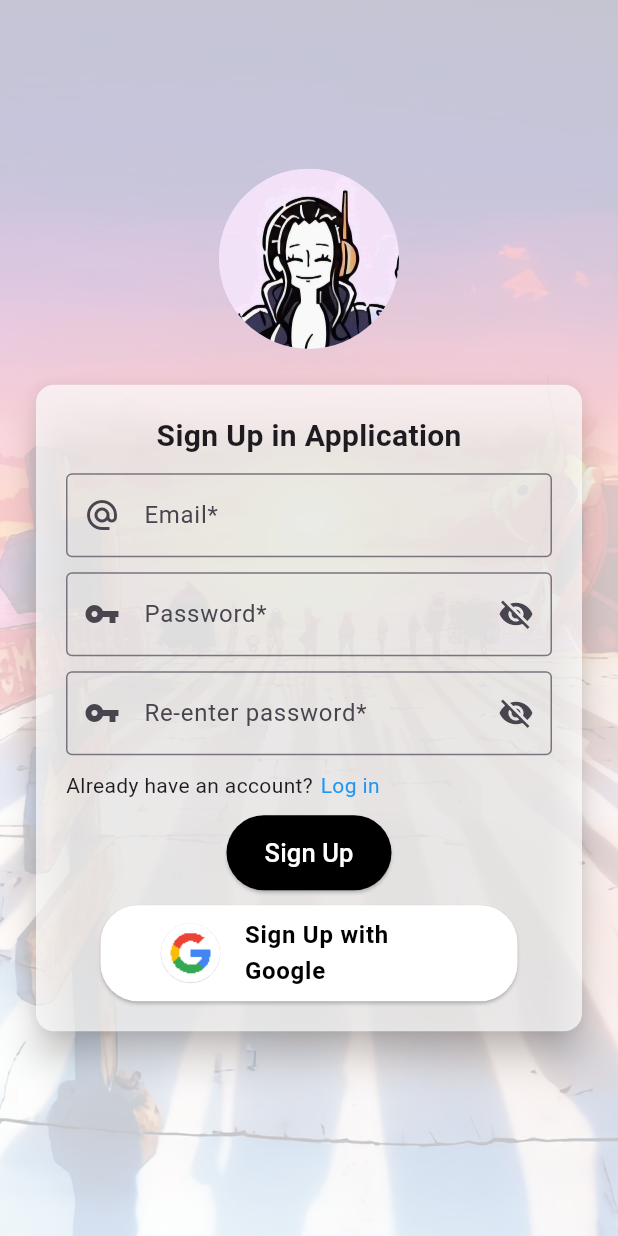
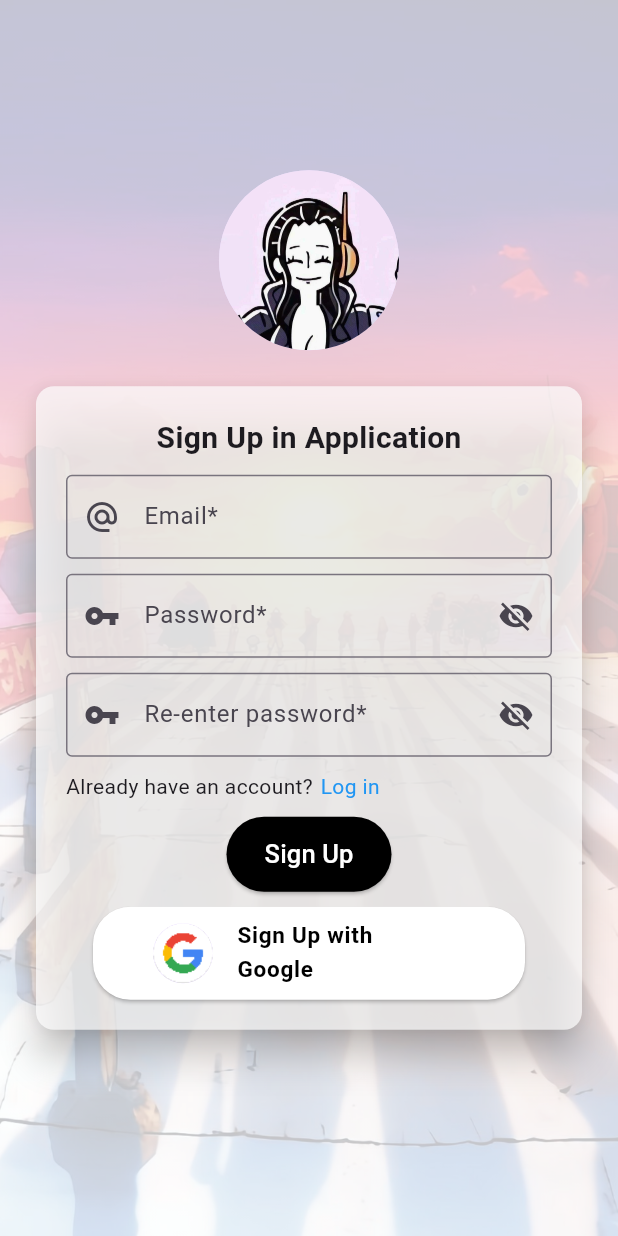
Before and after one commit to KrazyTokyo/basics, a Flutter app: the screen it shows after launch, after a tap on an icon or button, on a phone screen of 412 x 824 dp. Run offline on Flutter 3.47's test engine with Material 3 defaults, Android fonts, the light colour scheme and no system bars.

Commit message:
update some after updating sdks

```diff
--- a/lib/screens/login.dart
+++ b/lib/screens/login.dart
@@ -194,7 +194,8 @@ class _LoginState extends State<Login> {
                                       'Sign In with Google',
                                       style: TextStyle(
                                           color: Color.fromARGB(255, 0, 0, 0),
-                                          fontWeight: FontWeight.bold),
+                                          fontWeight: FontWeight.bold,
+                                          fontSize: 15.0),
                                     ),
                                   ),
                                 )),
--- a/lib/screens/signup.dart
+++ b/lib/screens/signup.dart
@@ -216,7 +216,7 @@ class _SignUpState extends State<SignUp> {
                                     minimumSize: const Size(105, 45)),
                                 onPressed: () {},
                                 child: SizedBox(
-                                  width: 230.0,
+                                  width: 240.0,
                                   child: ListTile(
                                     onTap: () {},
                                     leading: const CircleAvatar(
@@ -227,7 +227,8 @@ class _SignUpState extends State<SignUp> {
                                       'Sign Up with Google',
                                       style: TextStyle(
                                           color: Color.fromARGB(255, 0, 0, 0),
-                                          fontWeight: FontWeight.bold),
+                                          fontWeight: FontWeight.bold,
+                                          fontSize: 15.0),
                                     ),
                                   ),
                                 )),
```
